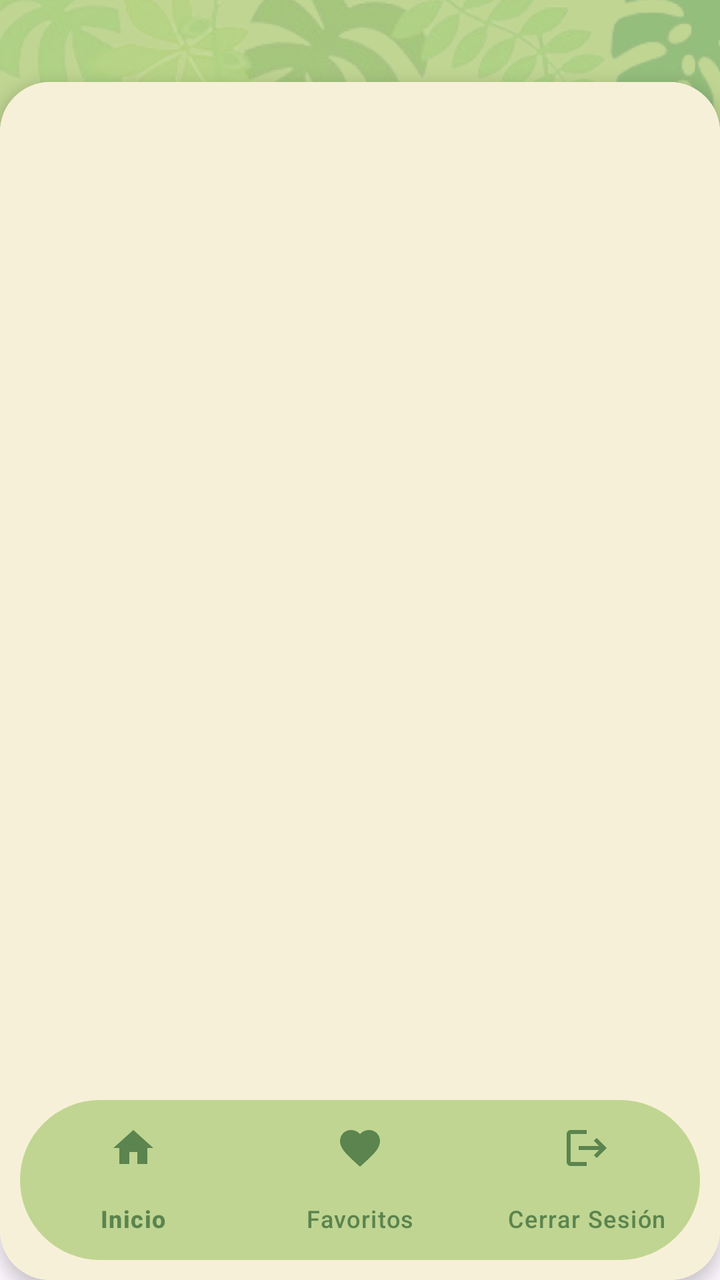
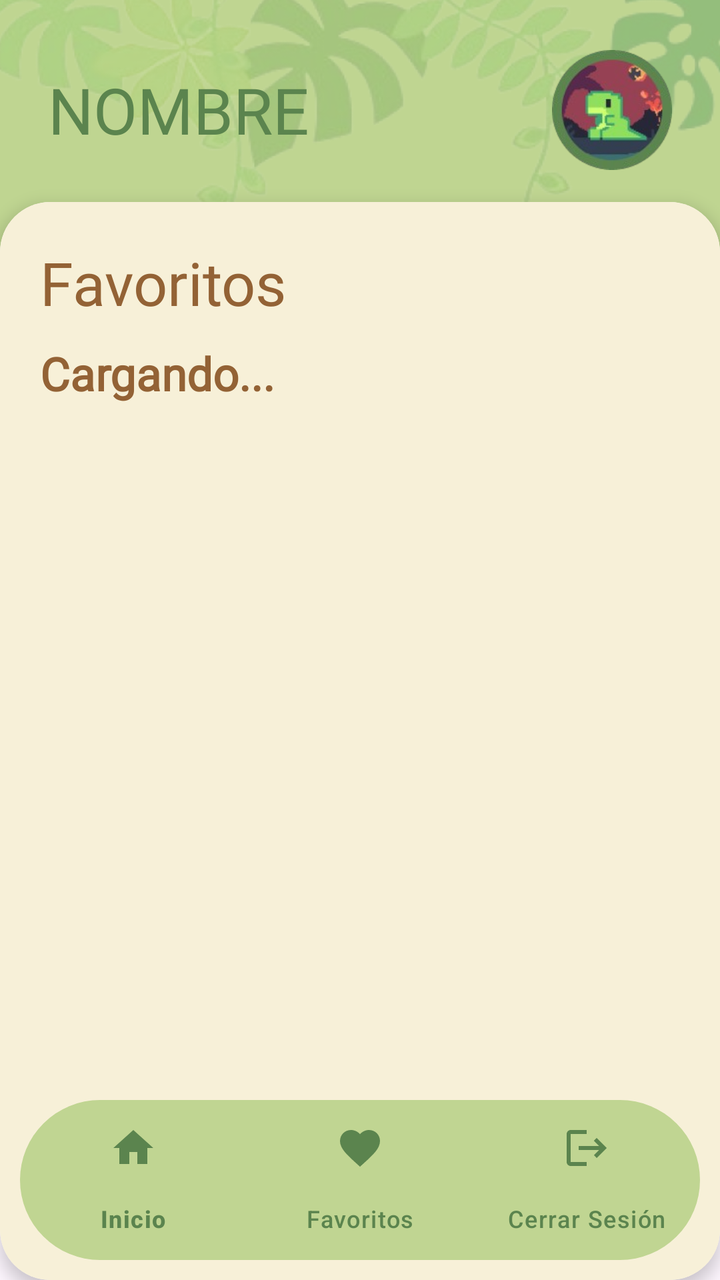

Compare the two renders of this Android layout. The source of the first and the diff that turns it into the second are given below.
<!-- AndroidManifest.xml: application theme Theme.DinoApp -->
<!-- res/layout/activity_favoritos.xml -->
<?xml version="1.0" encoding="utf-8"?>
<androidx.constraintlayout.widget.ConstraintLayout xmlns:android="http://schemas.android.com/apk/res/android"
    xmlns:app="http://schemas.android.com/apk/res-auto"
    xmlns:tools="http://schemas.android.com/tools"
    android:id="@+id/main"
    android:layout_width="match_parent"
    android:layout_height="match_parent"
    tools:context=".FavoritosActivity">

    <ImageView
        android:id="@+id/imgBackground"
        android:layout_width="0dp"
        android:layout_height="350dp"
        android:scaleType="centerCrop"
        android:src="@drawable/fondoh"
        app:layout_constraintEnd_toEndOf="parent"
        app:layout_constraintStart_toStartOf="parent"
        app:layout_constraintTop_toTopOf="parent" />

    <LinearLayout
        android:id="@+id/headerLayout"
        android:layout_width="0dp"
        android:layout_height="wrap_content"
        android:gravity="center_vertical"
        android:orientation="horizontal"
        android:paddingHorizontal="24dp"
        android:paddingTop="25dp"
        app:layout_constraintEnd_toEndOf="parent"
        app:layout_constraintStart_toStartOf="parent"
        app:layout_constraintTop_toTopOf="parent">


    </LinearLayout>

    <androidx.cardview.widget.CardView
        android:layout_width="0dp"
        android:layout_height="0dp"
        android:layout_marginTop="16dp"
        android:backgroundTint="@color/white"
        app:cardCornerRadius="25dp"
        app:cardElevation="5dp"
        app:layout_constraintBottom_toBottomOf="parent"
        app:layout_constraintEnd_toEndOf="parent"
        app:layout_constraintStart_toStartOf="parent"
        app:layout_constraintTop_toBottomOf="@id/headerLayout">

        <ScrollView
            android:layout_width="match_parent"
            android:layout_height="match_parent"
            android:clipToPadding="false"
            android:fillViewport="true">

            <LinearLayout
                android:layout_width="match_parent"
                android:layout_height="wrap_content"
                android:background="@drawable/elementcolor"
                android:orientation="vertical"
                android:paddingStart="20dp"
                android:paddingTop="20dp"
                android:paddingEnd="20dp"
                android:paddingBottom="105dp" >

            </LinearLayout>

        </ScrollView>

        <com.google.android.material.bottomnavigation.BottomNavigationView
            android:id="@+id/bottomNavigation"
            android:layout_width="match_parent"
            android:layout_height="wrap_content"
            android:layout_gravity="bottom"
            android:layout_marginHorizontal="10dp"
            android:layout_marginBottom="10dp"
            android:background="@drawable/bg_nav_bottom"
            app:backgroundTint="#c0d592"
            app:itemActiveIndicatorStyle="@style/CustomActiveIndicator"
            app:itemIconTint="#5B844E"
            app:itemTextColor="#5B844E"
            app:labelVisibilityMode="labeled"
            app:menu="@menu/menu_bottom"/>

    </androidx.cardview.widget.CardView>

</androidx.constraintlayout.widget.ConstraintLayout>
<!-- resources referenced by this layout -->
<resources>
  <color name="white">#FFFFFFFF</color>
  <!-- drawable bg_nav_bottom (drawable) -->
  <?xml version="1.0" encoding="utf-8"?>
  <shape xmlns:android="http://schemas.android.com/apk/res/android"
      android:shape="rectangle">
      <solid android:color="#101818" />
      <corners
          android:topLeftRadius="40dp"
          android:topRightRadius="40dp"
          android:bottomLeftRadius="40dp"
          android:bottomRightRadius="40dp" />
  </shape>
  <!-- drawable elementcolor (drawable) -->
  <?xml version="1.0" encoding="utf-8"?>
  <shape xmlns:android="http://schemas.android.com/apk/res/android">
  
      <solid android:color="#F7F0D8"/>
  
      <corners android:radius="10dp"/>
  
  
  </shape>
  <!-- drawable fondoh: png bitmap (drawable, 78477 bytes) -->
  <style name="CustomActiveIndicator" parent="Widget.Material3.BottomNavigationView.ActiveIndicator">
          <item name="android:color">#f7f0d8</item>
      </style>
  <style name="Theme.DinoApp" parent="Base.Theme.DinoApp" />
  <style name="Base.Theme.DinoApp" parent="Theme.Material3.DayNight.NoActionBar">
          
          
      </style>
</resources>

<!-- the commit's change to res/layout/activity_favoritos.xml (unified diff, before → after) -->
@@ -29,6 +29,21 @@
         app:layout_constraintStart_toStartOf="parent"
         app:layout_constraintTop_toTopOf="parent">
 
+        <TextView
+            android:id="@+id/tvNombre"
+            android:layout_width="0dp"
+            android:layout_height="wrap_content"
+            android:layout_weight="1"
+            android:fontFamily="@font/kavoon"
+            android:text="NOMBRE"
+            android:textColor="#5B844E"
+            android:textSize="32sp" />
+
+        <ImageView
+            android:layout_width="60dp"
+            android:layout_height="60dp"
+            android:scaleType="centerCrop"
+            android:src="@drawable/perfil" />
 
     </LinearLayout>
 
@@ -60,6 +75,38 @@
                 android:paddingEnd="20dp"
                 android:paddingBottom="105dp" >
 
+                <TextView
+                    android:layout_width="wrap_content"
+                    android:layout_height="wrap_content"
+                    android:fontFamily="@font/kavoon"
+                    android:text="Favoritos"
+                    android:textColor="#936235"
+                    android:textSize="30sp" />
+
+                <TextView
+                    android:id="@+id/tvEstado"
+                    android:layout_width="wrap_content"
+                    android:layout_height="wrap_content"
+                    android:layout_marginTop="10dp"
+                    android:fontFamily="@font/kreon"
+                    android:text="Cargando..."
+                    android:textColor="#936235"
+                    android:textSize="23sp"
+                    android:textStyle="bold" />
+
+                <GridLayout
+                    android:id="@+id/gridFavoritos"
+                    android:layout_width="match_parent"
+                    android:layout_height="wrap_content"
+                    android:columnCount="3"
+                    android:alignmentMode="alignMargins"
+                    android:useDefaultMargins="false"
+                    android:layout_marginTop="20dp">
+
+
+
+                </GridLayout>
+
             </LinearLayout>
 
         </ScrollView>
<!-- resource entries referenced after the edit -->
@@ -23,6 +23,7 @@
   
   </shape>
   <!-- drawable fondoh: png bitmap (drawable, 78477 bytes) -->
+  <!-- drawable perfil: png bitmap (drawable, 29769 bytes) -->
   <style name="CustomActiveIndicator" parent="Widget.Material3.BottomNavigationView.ActiveIndicator">
           <item name="android:color">#f7f0d8</item>
       </style>
